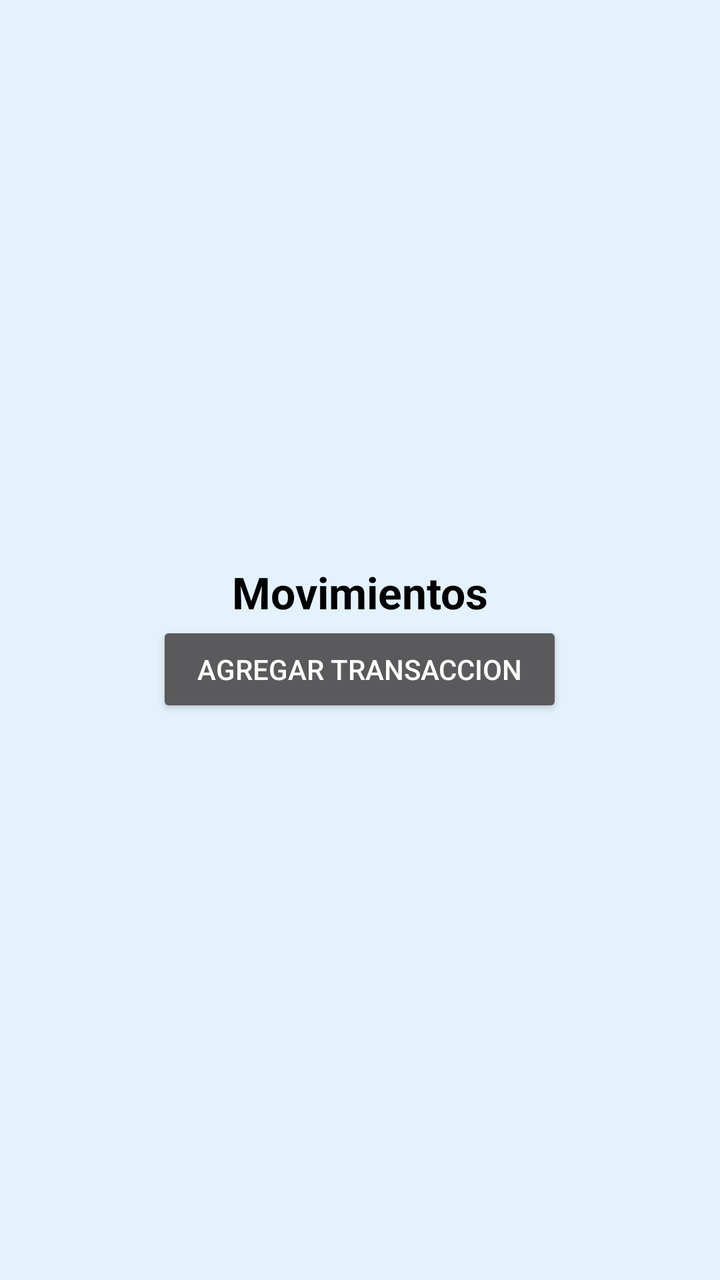
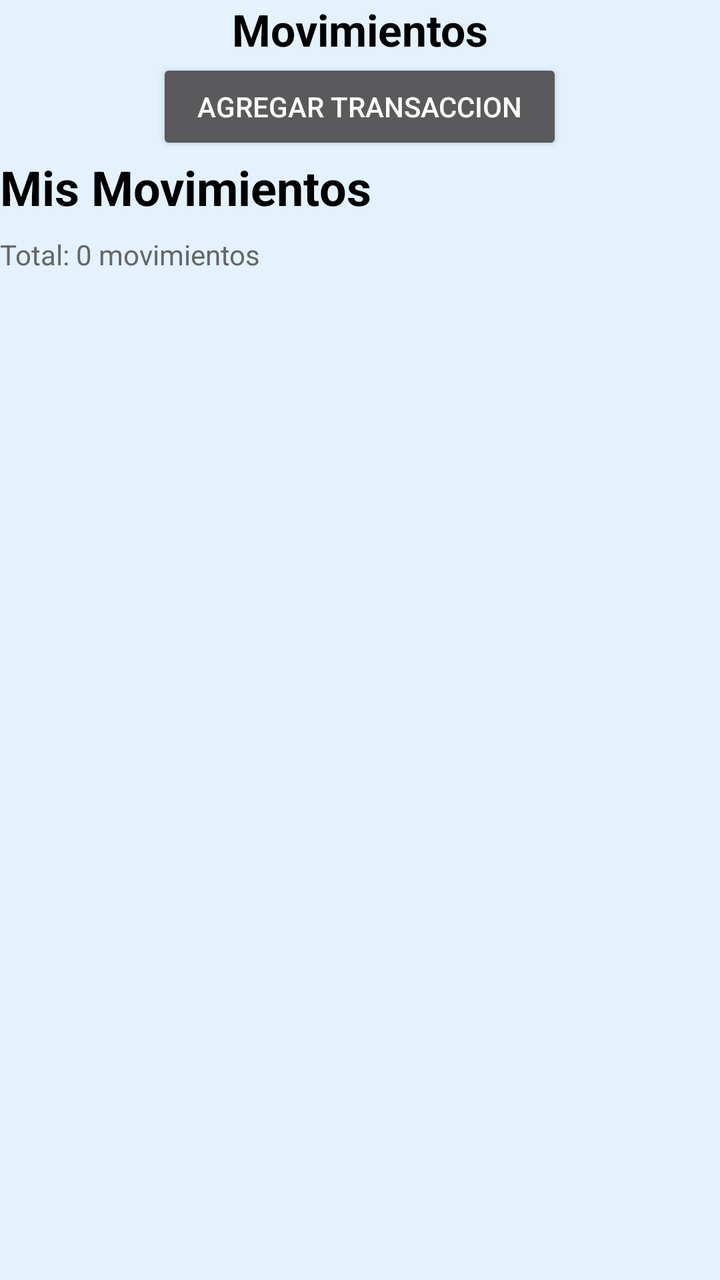

Before-and-after screenshots of an Android layout around one commit, followed by the original layout XML and the change that was made.
<!-- AndroidManifest.xml: application theme Theme.AppCompat.NoActionBar -->
<!-- res/layout/fragment_movimientos.xml -->
<?xml version="1.0" encoding="utf-8"?>
<FrameLayout xmlns:android="http://schemas.android.com/apk/res/android"
    xmlns:tools="http://schemas.android.com/tools"
    android:layout_width="match_parent"
    android:layout_height="match_parent"
    tools:context=".ui.home.MovimientosFragment">

    <LinearLayout
        android:layout_width="match_parent"
        android:layout_height="match_parent"
        android:orientation="vertical"
        android:gravity="center"
        android:background="#E3F2FD">

        <TextView
            android:layout_width="wrap_content"
            android:layout_height="wrap_content"
            android:text="Movimientos"
            android:textColor="@android:color/black"
            android:textSize="22sp"
            android:textStyle="bold" />

        <Button
            android:id="@+id/button2"
            android:layout_width="203dp"
            android:layout_height="wrap_content"
            android:text="Agregar transaccion" />
    </LinearLayout>

</FrameLayout>
<!-- resources referenced by this layout -->
<resources>

</resources>

<!-- the commit's change to res/layout/fragment_movimientos.xml (unified diff, before → after) -->
@@ -25,6 +25,31 @@
             android:layout_width="203dp"
             android:layout_height="wrap_content"
             android:text="Agregar transaccion" />
+
+        
+        <TextView
+            android:id="@+id/tvTitulo"
+            android:layout_width="match_parent"
+            android:layout_height="wrap_content"
+            android:text="Mis Movimientos"
+            android:textSize="24sp"
+            android:textStyle="bold"
+            android:textColor="#000000"
+            android:layout_marginBottom="8dp"/>
+
+        <TextView
+            android:id="@+id/tvContador"
+            android:layout_width="match_parent"
+            android:layout_height="wrap_content"
+            android:text="Total: 0 movimientos"
+            android:textSize="14sp"
+            android:textColor="#666666"
+            android:layout_marginBottom="16dp"/>
+
+        
+        <androidx.recyclerview.widget.RecyclerView
+            android:id="@+id/recyclerMovimientos"
+            android:layout_width="match_parent"
+            android:layout_height="match_parent"/>
     </LinearLayout>
-
 </FrameLayout>
